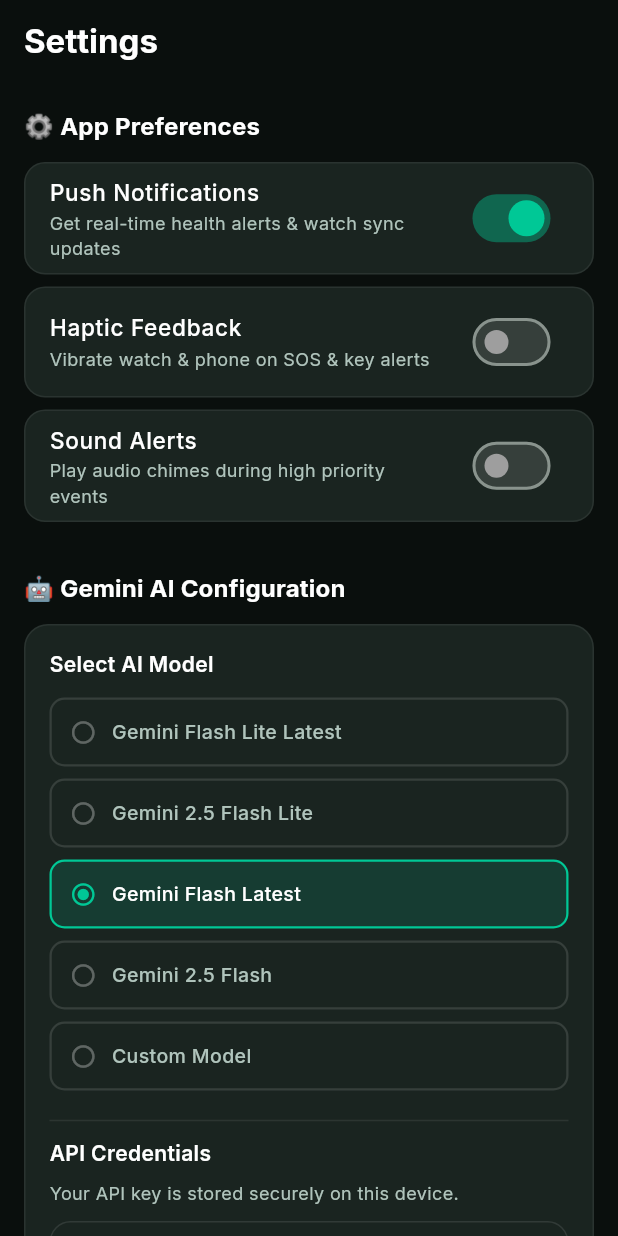
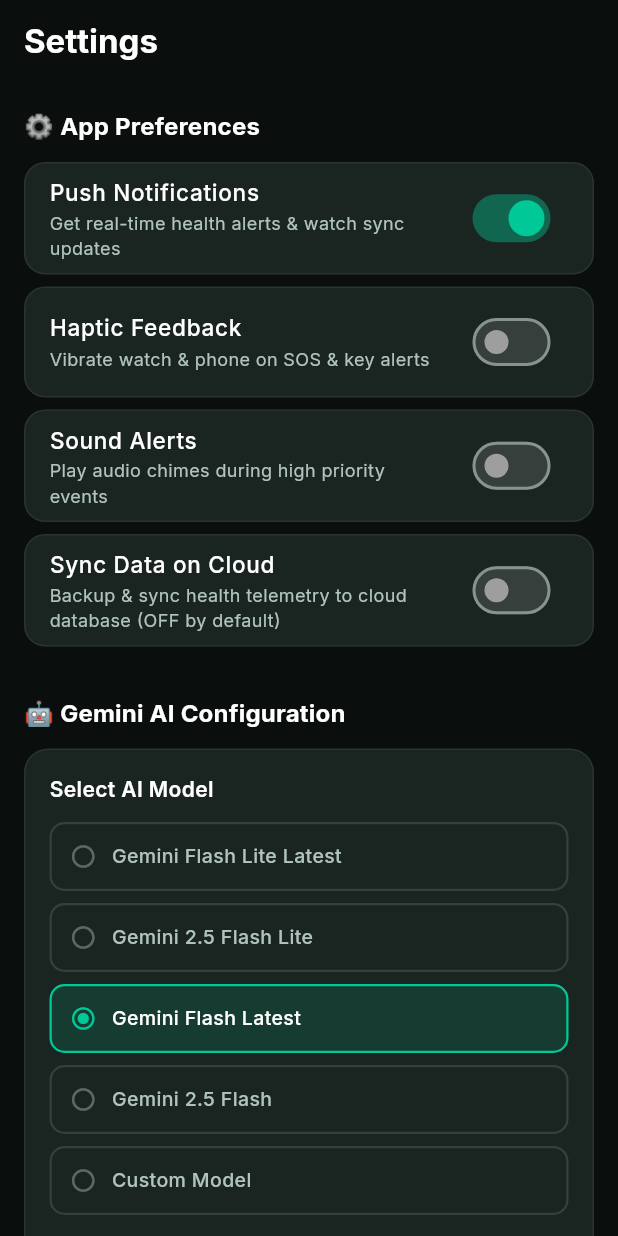
Before and after one commit to Rupam852/Wrist-Rx, a Flutter app: the SettingsScreen screen opened by its route, on a phone screen of 412 x 824 dp. Run offline on Flutter 3.47's test engine with Material 3 defaults, Android fonts, the phone set to English and light mode, and no system bars; our stand-ins replace firebase_auth, firebase_core, firebase_storage, flutter_animate, flutter_blue_plus, flutter_riverpod and 9 more; missing offline and left inert: flutter_foreground_task; accounts and stored records are empty; network calls fail.

Commit message:
Fix Got It dialog dismissal, AI detailed diagnostics, settings UI button heights, and AI conversation wipe

```diff
--- a/app/lib/features/settings/settings_screen.dart
+++ b/app/lib/features/settings/settings_screen.dart
@@ -8,6 +8,7 @@
 import '../../shared/models/models.dart';
 import '../auth/auth_provider.dart';
 import '../home/health_provider.dart';
+import '../ai/ai_provider.dart';
 
 class SettingsScreen extends ConsumerStatefulWidget {
   const SettingsScreen({super.key});
@@ -80,6 +81,9 @@
       case 'haptic':
         newSettings = user.settings.copyWith(haptic: value);
         break;
+      case 'syncCloud':
+        newSettings = user.settings.copyWith(syncCloud: value);
+        break;
       default:
         return;
     }
@@ -118,10 +122,11 @@
                   await api.delete(ApiConstants.cleanHealthData(uid));
                 }
                 ref.read(healthProvider.notifier).reset();
+                ref.read(aiMessagesProvider.notifier).clear();
                 if (mounted) {
                   ScaffoldMessenger.of(context).showSnackBar(
                     const SnackBar(
-                      content: Text('✨ All health data wiped! App reset like brand new install.'),
+                      content: Text('✨ All health data & AI chat history wiped!'),
                       backgroundColor: Colors.green,
                     ),
                   );
@@ -175,6 +180,12 @@
             subtitle: 'Play audio chimes during high priority events',
             value: settings.sound,
             onChanged: (v) => _updateToggle('sound', v),
+          ),
+          _SettingsTile(
+            title: 'Sync Data on Cloud',
+            subtitle: 'Backup & sync health telemetry to cloud database (OFF by default)',
+            value: settings.syncCloud,
+            onChanged: (v) => _updateToggle('syncCloud', v),
           ),
           const SizedBox(height: 24),
 
@@ -260,13 +271,19 @@
                 const SizedBox(height: 12),
                 SizedBox(
                   width: double.infinity,
-                  height: 46,
+                  height: 54,
                   child: FilledButton.icon(
+                    style: FilledButton.styleFrom(
+                      padding: const EdgeInsets.symmetric(vertical: 14),
+                    ),
                     onPressed: _isSavingKey ? null : _saveApiKey,
                     icon: _isSavingKey
                         ? const SizedBox(width: 16, height: 16, child: CircularProgressIndicator(strokeWidth: 2, color: Colors.white))
                         : const Icon(Icons.save_rounded, size: 18),
-                    label: Text(_isSavingKey ? 'Saving...' : 'Save API Key'),
+                    label: Text(
+                      _isSavingKey ? 'Saving...' : 'Save API Key',
+                      style: const TextStyle(fontSize: 15, fontWeight: FontWeight.w600),
+                    ),
                   ),
                 ),
               ],
@@ -338,9 +355,10 @@
                 const SizedBox(height: 14),
                 SizedBox(
                   width: double.infinity,
-                  height: 46,
+                  height: 54,
                   child: OutlinedButton.icon(
                     style: OutlinedButton.styleFrom(
+                      padding: const EdgeInsets.symmetric(vertical: 14),
                       side: const BorderSide(color: Colors.redAccent, width: 1.5),
                       backgroundColor: Colors.redAccent.withOpacity(0.1),
                     ),
@@ -350,7 +368,7 @@
                         : const Icon(Icons.delete_forever_rounded, color: Colors.redAccent, size: 20),
                     label: Text(
                       _isCleaningData ? 'Wiping Data...' : 'Clean All My Data',
-                      style: const TextStyle(color: Colors.redAccent, fontWeight: FontWeight.w700),
+                      style: const TextStyle(color: Colors.redAccent, fontWeight: FontWeight.w700, fontSize: 15),
                     ),
                   ),
                 ),
--- a/app/lib/shared/models/models.dart
+++ b/app/lib/shared/models/models.dart
@@ -80,12 +80,14 @@
   final bool notifications;
   final bool sound;
   final bool haptic;
+  final bool syncCloud;
   final String aiProvider;
   final String aiModel;
   final List<EmergencyContact> emergencyContacts;
 
   UserSettings({
     this.notifications = true, this.sound = false, this.haptic = false,
+    this.syncCloud = false,
     this.aiProvider = 'gemini', this.aiModel = 'gemini-2.0-flash',
     this.emergencyContacts = const [],
   });
@@ -94,6 +96,7 @@
     notifications: json['notifications'] ?? true,
     sound: json['sound'] ?? false,
     haptic: json['haptic'] ?? false,
+    syncCloud: json['syncCloud'] ?? false,
     aiProvider: json['aiProvider'] ?? 'gemini',
     aiModel: json['aiModel'] ?? 'gemini-2.0-flash',
     emergencyContacts: (json['emergencyContacts'] as List? ?? [])
@@ -102,17 +105,19 @@
 
   Map<String, dynamic> toJson() => {
     'notifications': notifications, 'sound': sound, 'haptic': haptic,
+    'syncCloud': syncCloud,
     'aiProvider': aiProvider, 'aiModel': aiModel,
     'emergencyContacts': emergencyContacts.map((e) => e.toJson()).toList(),
   };
 
   UserSettings copyWith({
-    bool? notifications, bool? sound, bool? haptic,
+    bool? notifications, bool? sound, bool? haptic, bool? syncCloud,
     String? aiProvider, String? aiModel, List<EmergencyContact>? emergencyContacts,
   }) => UserSettings(
     notifications: notifications ?? this.notifications,
     sound: sound ?? this.sound,
     haptic: haptic ?? this.haptic,
+    syncCloud: syncCloud ?? this.syncCloud,
     aiProvider: aiProvider ?? this.aiProvider,
     aiModel: aiModel ?? this.aiModel,
     emergencyContacts: emergencyContacts ?? this.emergencyContacts,
```
Also changed, not shown: app/lib/features/ai/ai_chat_screen.dart (+12 -4 lines), app/lib/features/ai/ai_provider.dart (+7 -3 lines), app/lib/features/watch/watch_provider.dart (+4 -4 lines), 2 other files.
